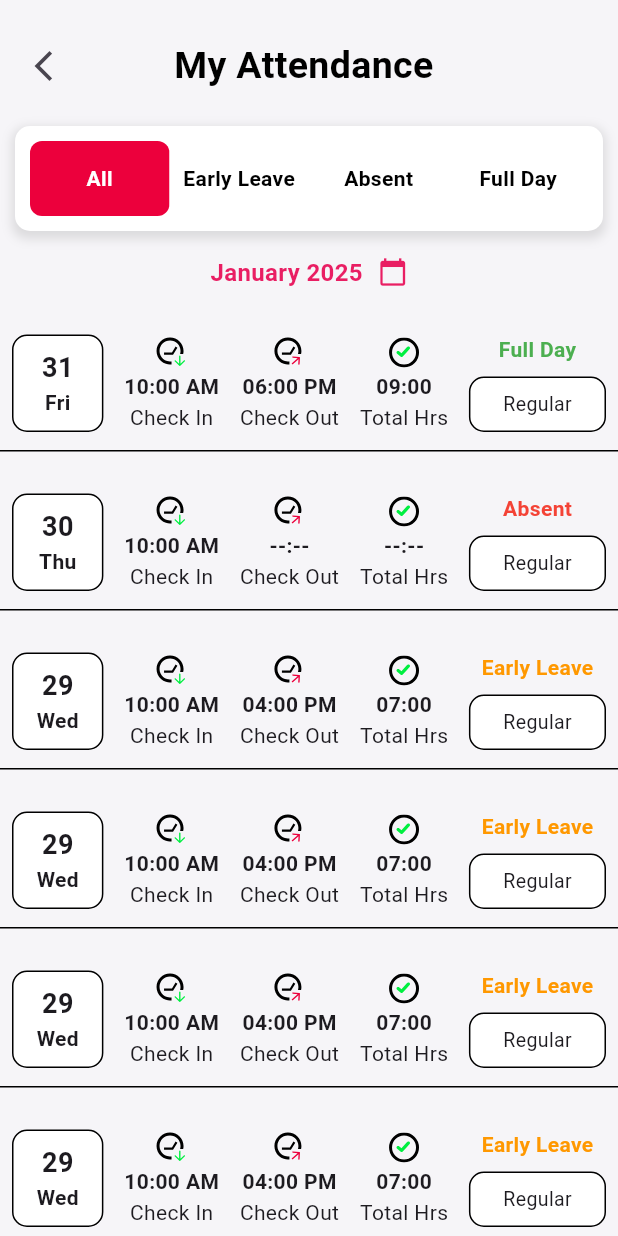
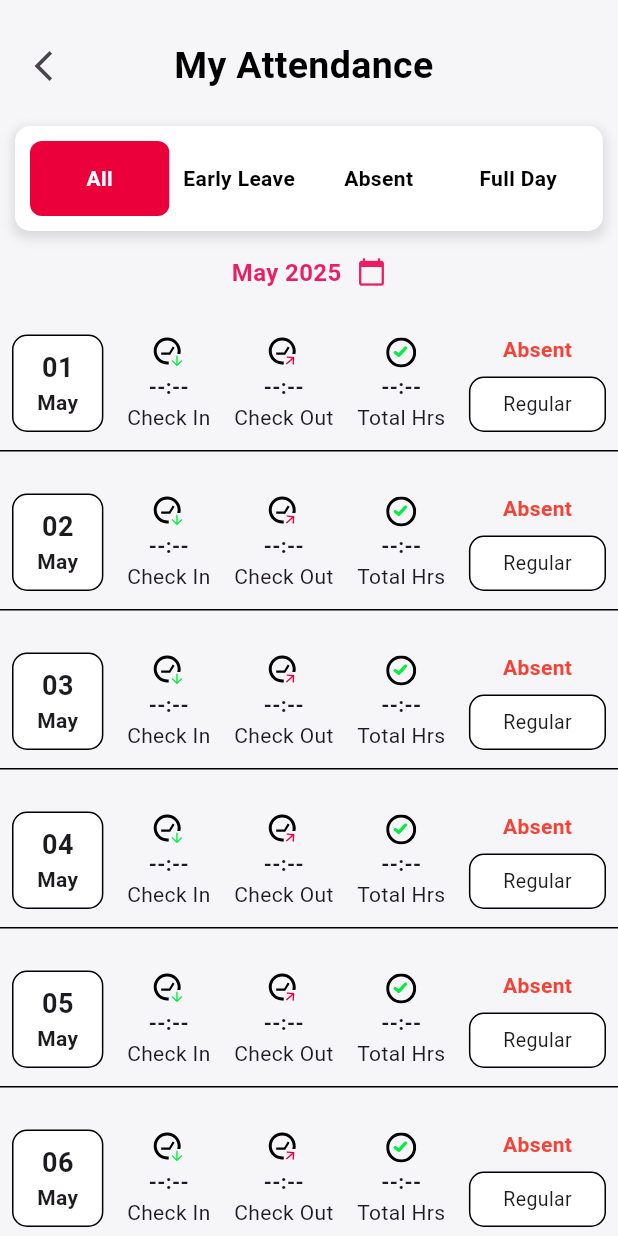
Before and after one commit to kashan8abbas/Codex-Clock, a Flutter app: the AttendanceScreen screen opened directly, on a phone screen of 412 x 824 dp. Run offline on Flutter 3.47's test engine with Material 3 defaults, Android fonts, the phone set to English and light mode, and no system bars; our stand-ins replace camera, cloud_firestore, connectivity_plus, firebase_auth, firebase_core, firebase_storage and 8 more; missing offline and left inert: android_intent_plus, network_info_plus, qr_code_scanner; accounts and stored records are empty; network calls fail.

Commit message:
Attendance Data Displayed

```diff
--- a/lib/Models/Attendance_Moldel.dart
+++ b/lib/Models/Attendance_Moldel.dart
@@ -1,30 +1,15 @@
-import 'package:cloud_firestore/cloud_firestore.dart';
-
 class AttendanceModel {
-  final DateTime checkIn;
-  final DateTime checkOut;
-  final Duration workedDuration;
+  final String date; // e.g., "02 May"
+  final String checkIn;
+  final String checkOut;
+  final String hours;
   final String status;
 
   AttendanceModel({
+    required this.date,
     required this.checkIn,
     required this.checkOut,
-    required this.workedDuration,
+    required this.hours,
     required this.status,
   });
-
-  factory AttendanceModel.fromFirestore(DocumentSnapshot doc) {
-    final data = doc.data() as Map<String, dynamic>;
-    return AttendanceModel(
-      checkIn: (data['checkIn'] as Timestamp).toDate(),
-      checkOut: (data['checkOut'] as Timestamp).toDate(),
-      workedDuration: _parseDuration(data['workedDuration']),
-      status: data['status'] ?? 'absent',
-    );
-  }
-
-  static Duration _parseDuration(String durationStr) {
-    final parts = durationStr.split(":").map(int.parse).toList();
-    return Duration(hours: parts[0], minutes: parts[1]);
-  }
 }
--- a/lib/ViewModels/Attendence_ViewModel.dart
+++ b/lib/ViewModels/Attendence_ViewModel.dart
@@ -1,24 +1,59 @@
 import 'package:flutter/material.dart';
 
-class AttendanceModel extends ChangeNotifier {
+import '../Models/Attendance_Moldel.dart';
+import '../Services/user_service.dart';
+
+class AttendanceViewModel extends ChangeNotifier {
+  List<AttendanceModel> _data = [];
   String _selectedLeaveType = 'All';
 
+  final List<String> months = const [
+    'January', 'February', 'March', 'April', 'May', 'June',
+    'July', 'August', 'September', 'October', 'November', 'December'
+  ];
+
+  int _selectedMonth = DateTime.now().month - 1;
+  int _selectedYear = DateTime.now().year;
+
+  int get selectedMonth => _selectedMonth;
+  int get selectedYear => _selectedYear;
+
+
+
+  List<AttendanceModel> get data => _data;
   String get selectedLeaveType => _selectedLeaveType;
 
-  // Set Leave Type
+  void setMonth(int index) {
+    _data = [];
+    _selectedMonth = index;
+    fetchRecords(index+1);
+    notifyListeners();
+  }
+
+  void setData(List<AttendanceModel> fetchedData) {
+    _data = fetchedData;
+    notifyListeners();
+  }
+
   void setLeaveType(String type) {
     _selectedLeaveType = type;
     notifyListeners();
   }
 
-  // Filter Attendance Data
-  List<Map<String, dynamic>> filterAttendance(List<Map<String, dynamic>> data) {
+  List<AttendanceModel> filterAttendance(List<AttendanceModel> data) {
     if (_selectedLeaveType == 'All') {
       return data;
     } else {
       return data
-          .where((item) => item['status'] == _selectedLeaveType)
+          .where((item) => item.status == _selectedLeaveType)
           .toList();
     }
   }
+
+  void fetchRecords(int month) async {
+    await UserService().fetchAttendanceForMonth(month: month).then((result) {
+      _data = result;
+      notifyListeners();
+    });
+  }
 }
--- /dev/null
+++ b/lib/ViewModels/Home_ViewModel.dart
@@ -0,0 +1,32 @@
+import 'package:flutter/material.dart';
+
+class HomeViewmodel extends ChangeNotifier {
+  Map<int, List<double>> _fetchDataDaily = {};
+  Map<int, List<double>> _fetchDataWeek = {};
+  Map<int, List<double>> _fetchDataYear = {};
+
+  Map<int, List<double>> get fetchDataDaily => _fetchDataDaily;
+  Map<int, List<double>> get fetchDataWeek => _fetchDataWeek;
+  Map<int, List<double>> get fetchDataYear => _fetchDataYear;
+
+  void setFetchDataDaily(List<double> data) {
+    _fetchDataDaily = {
+      0: data
+    };
+    notifyListeners();
+  }
+
+  void setFetchDataWeek(List<double> data) {
+    _fetchDataWeek = {
+      1: data
+    };
+    notifyListeners();
+  }
+
+  void setFetchDataYear(List<double> data) {
+    _fetchDataYear = {
+      2: data
+    };
+    notifyListeners();
+  }
+}
--- a/lib/Views/Screens/AdditionalScreens/AttendenceScreen.dart
+++ b/lib/Views/Screens/AdditionalScreens/AttendenceScreen.dart
@@ -1,130 +1,37 @@
+import 'package:codex_clock/Services/user_service.dart';
 import 'package:codex_clock/ViewModels/Attendence_ViewModel.dart';
 import 'package:codex_clock/Views/Widgets/AttendenceCard.dart';
 import 'package:flutter/material.dart';
+import 'package:flutter_spinkit/flutter_spinkit.dart';
 import 'package:provider/provider.dart';
 
-class AttendanceScreen extends StatelessWidget {
-  final List<Map<String, dynamic>> attendanceData = [
-    {
-      'date': '31 Fri',
-      'checkIn': '10:00 AM',
-      'checkOut': '06:00 PM',
-      'hours': '09:00',
-      'status': 'Full Day',
-      'type': 'Regular',
-      'statusColor': Colors.green,
-    },
-    {
-      'date': '30 Thu',
-      'checkIn': '10:00 AM',
-      'checkOut': '--:--',
-      'hours': '--:--',
-      'status': 'Absent',
-      'type': 'Regular',
-      'statusColor': Colors.red,
-    },
-    {
-      'date': '29 Wed',
-      'checkIn': '10:00 AM',
-      'checkOut': '04:00 PM',
-      'hours': '07:00',
-      'status': 'Early Leave',
-      'type': 'Regular',
-      'statusColor': Colors.orange,
-    },
-    {
-      'date': '29 Wed',
-      'checkIn': '10:00 AM',
-      'checkOut': '04:00 PM',
-      'hours': '07:00',
-      'status': 'Early Leave',
-      'type': 'Regular',
-      'statusColor': Colors.orange,
-    },
-    {
-      'date': '29 Wed',
-      'checkIn': '10:00 AM',
-      'checkOut': '04:00 PM',
-      'hours': '07:00',
-      'status': 'Early Leave',
-      'type': 'Regular',
-      'statusColor': Colors.orange,
-    },
-    {
-      'date': '29 Wed',
-      'checkIn': '10:00 AM',
-      'checkOut': '04:00 PM',
-      'hours': '07:00',
-      'status': 'Early Leave',
-      'type': 'Regular',
-      'statusColor': Colors.orange,
-    },
-    {
-      'date': '29 Wed',
-      'checkIn': '10:00 AM',
-      'checkOut': '04:00 PM',
-      'hours': '07:00',
-      'status': 'Early Leave',
-      'type': 'Regular',
-      'statusColor': Colors.orange,
-    },
-    {
-      'date': '29 Wed',
-      'checkIn': '10:00 AM',
-      'checkOut': '04:00 PM',
-      'hours': '07:00',
-      'status': 'Early Leave',
-      'type': 'Regular',
-      'statusColor': Colors.orange,
-    },
-    {
-      'date': '29 Wed',
-      'checkIn': '10:00 AM',
-      'checkOut': '04:00 PM',
-      'hours': '07:00',
-      'status': 'Early Leave',
-      'type': 'Regular',
-      'statusColor': Colors.orange,
-    },
-    {
-      'date': '29 Wed',
-      'checkIn': '10:00 AM',
-      'checkOut': '04:00 PM',
-      'hours': '07:00',
-      'status': 'Early Leave',
-      'type': 'Regular',
-      'statusColor': Colors.orange,
-    },
-    {
-      'date': '29 Wed',
-      'checkIn': '10:00 AM',
-      'checkOut': '04:00 PM',
-      'hours': '07:00',
-      'status': 'Early Leave',
-      'type': 'Regular',
-      'statusColor': Colors.orange,
-    },
-    {
-      'date': '29 Wed',
-      'checkIn': '10:00 AM',
-      'checkOut': '04:00 PM',
-      'hours': '07:00',
-      'status': 'Early Leave',
-      'type': 'Regular',
-      'statusColor': Colors.orange,
-    },
+class AttendanceScreen extends StatefulWidget {
+  const AttendanceScreen({super.key});
 
-  ];
+  @override
+  State<AttendanceScreen> createState() => _AttendanceScreenState();
+}
+
+class _AttendanceScreenState extends State<AttendanceScreen> {
+
+
+
+
+  @override
+  void initState() {
+    super.initState();
+    final attendanceViewmodel = Provider.of<AttendanceViewModel>(context, listen: false);
+    attendanceViewmodel.fetchRecords(DateTime.now().month);
+  }
+
 
   @override
   Widget build(BuildContext context) {
-    return ChangeNotifierProvider(
-      create: (context) => AttendanceModel(),
-      child: Scaffold(
+    return Scaffold(
       backgroundColor: Color.fromRGBO(246, 245, 248, 1),
-        body: Consumer<AttendanceModel>(
+      body: Consumer<AttendanceViewModel>(
         builder: (context, model, child) {
-            final filteredData = model.filterAttendance(attendanceData);
+          final filteredData = model.filterAttendance(model.data);
           return SafeArea(
             child: Column(
               children: [
@@ -182,26 +89,29 @@ class AttendanceScreen extends StatelessWidget {
                 ),
 
                 SizedBox(height: 16),
-                  Padding(
+                GestureDetector(
+                  onTap: _showMonthPickerDialog,
+                  child: Padding(
                     padding: const EdgeInsets.symmetric(horizontal: 16.0),
                     child: Row(
                       mainAxisAlignment: MainAxisAlignment.center,
                       children: [
-                        const Text(
-                          'January 2025',
-                          style: TextStyle(
+                        Text(
+                          '${model.months[model.selectedMonth]} ${model.selectedYear}',
+                          style: const TextStyle(
                             color: Colors.pink,
                             fontSize: 16,
                             fontWeight: FontWeight.bold,
                           ),
                         ),
-                        SizedBox(width: 10),
-                        Icon(
+                        const SizedBox(width: 10),
+                        const Icon(
                           Icons.calendar_today,
                           color: Colors.pink,
                           size: 20,
                         ),
                       ],
+                    ),
                   ),
                 ),
 
@@ -210,11 +120,17 @@ class AttendanceScreen extends StatelessWidget {
 
                 // Attendance List
                 Expanded(
-                    child: ListView.builder(
+                  child: model.data.isNotEmpty ? filteredData.isNotEmpty ? ListView.builder(
                     itemCount: filteredData.length,
                     itemBuilder: (context, index) {
                       return AttendanceCard(data: filteredData[index]);
                     },
+                  ) : Padding(
+                    padding: const EdgeInsets.only(bottom: 40),
+                    child: const Text('No Data Available', style: TextStyle(fontWeight: FontWeight.w500, fontSize: 15),),
+                  ) : Padding(
+                    padding: const EdgeInsets.only(bottom: 40),
+                    child: const SpinKitCircle(color: Color.fromRGBO(236, 0, 60, 1),size: 50),
                   ),
                 ),
               ],
@@ -222,11 +138,10 @@ class AttendanceScreen extends StatelessWidget {
           );
         },
       ),
-      ),
     );
   }
 
-  Widget _filterButton(String type, AttendanceModel model) {
+  Widget _filterButton(String type, AttendanceViewModel model) {
     return GestureDetector(
       onTap: () => model.setLeaveType(type),
       child: Container(
@@ -249,4 +164,35 @@ class AttendanceScreen extends StatelessWidget {
       ),
     );
   }
+
+  void _showMonthPickerDialog() {
+    showDialog(
+      context: context,
+      builder: (context) {
+        final model = Provider.of<AttendanceViewModel>(context, listen: false);
+        return AlertDialog(
+          backgroundColor: Colors.white,
+          title: const Text('Select Month', style: TextStyle(color: Color.fromRGBO(236, 0, 60, 1),fontWeight: FontWeight.bold),),
+          content: SizedBox(
+            width: double.maxFinite,
+            child: ListView.builder(
+              shrinkWrap: true,
+              itemCount: 12,
+              itemBuilder: (context, index) {
+                return ListTile(
+                  title: Text('${model.months[index]} ${model.selectedYear}'),
+                  onTap: () {
+                    model.setMonth(index);
+                    Navigator.pop(context);
+                  },
+                );
+              },
+            ),
+          ),
+        );
+      },
+    );
   }
+
+
+}
--- a/lib/Views/Widgets/AttendenceCard.dart
+++ b/lib/Views/Widgets/AttendenceCard.dart
@@ -1,10 +1,11 @@
+import 'package:codex_clock/Models/Attendance_Moldel.dart';
 import 'package:flutter/material.dart';
 import 'package:flutter_svg/svg.dart';
 
 class AttendanceCard extends StatelessWidget {
-  final Map<String, dynamic> data;
+  final AttendanceModel data;
 
-  const AttendanceCard({Key? key, required this.data}) : super(key: key);
+  const AttendanceCard({super.key, required this.data});
 
   @override
   Widget build(BuildContext context) {
@@ -38,14 +39,14 @@ class AttendanceCard extends StatelessWidget {
                 crossAxisAlignment: CrossAxisAlignment.center,
                 children: [
                   Text(
-                    data['date'].split(' ')[0],
+                    data.date.split(' ')[0],
                     style: const TextStyle(
                       fontSize: 18,
                       fontWeight: FontWeight.bold,
                     ),
                   ),
                   Text(
-                    data['date'].split(' ')[1],
+                    data.date.split(' ')[1],
                     style: const TextStyle(
                       fontSize: 14,
                       fontWeight: FontWeight.bold,
@@ -59,7 +60,7 @@ class AttendanceCard extends StatelessWidget {
           // Time Section
           Expanded(
             flex: 8,
-            child: Container(
+            child: SizedBox(
               height: 65,
               child: Row(
                 crossAxisAlignment: CrossAxisAlignment.start,
@@ -69,7 +70,7 @@ class AttendanceCard extends StatelessWidget {
                     mainAxisAlignment: MainAxisAlignment.spaceBetween,
                     children: [
                       SvgPicture.asset('lib/Utils/Icons/checkin.svg'),
-                      _timeRow('Check in', data['checkIn']),
+                      _timeRow('Check in', data.checkIn),
                       Text("Check In"),
                     ],
                   ),
@@ -77,7 +78,7 @@ class AttendanceCard extends StatelessWidget {
                     mainAxisAlignment: MainAxisAlignment.spaceBetween,
                     children: [
                       SvgPicture.asset('lib/Utils/Icons/checkout.svg'),
-                      _timeRow('Check out', data['checkOut']),
+                      _timeRow('Check out', data.checkOut),
                       Text("Check Out"),
                     ],
                   ),
@@ -85,7 +86,7 @@ class AttendanceCard extends StatelessWidget {
                     mainAxisAlignment: MainAxisAlignment.spaceBetween,
                     children: [
                       SvgPicture.asset('lib/Utils/Icons/totalhours.svg'),
-                      _timeRow('Total Hrs', data['hours']),
+                      _timeRow('Total Hrs', data.hours),
                       Text("Total Hrs"),
                     ],
                   ),
@@ -97,20 +98,24 @@ class AttendanceCard extends StatelessWidget {
           // Status Section
           Expanded(
             flex: 3,
-            child: Container(
+            child: SizedBox(
               height: 65,
 
               child: Column(
                 mainAxisAlignment: MainAxisAlignment.spaceBetween,
                 children: [
                   Text(
-                    data['status'],
+                    data.status,
                     style: TextStyle(
-                      color: data['statusColor'],
+                      color: data.status == 'Full Day'
+                            ? Colors.green
+                            : data.status == 'Absent'
+                            ? Colors.red
+                            : Colors.orange,
                       fontWeight: FontWeight.bold,
                     ),
                   ),
-                  _statusTag(data['type']),
+                  _statusTag('Regular'),
                 ],
               ),
             ),
--- a/lib/Views/Widgets/CustomButton.dart
+++ b/lib/Views/Widgets/CustomButton.dart
@@ -9,11 +9,11 @@ class CustomButton extends StatelessWidget {
   final VoidCallback onPressed;
 
   const CustomButton({
-    Key? key,
+    super.key,
     required this.text,
     required this.color,
     required this.onPressed,
-  }) : super(key: key);
+  });
 
   @override
   Widget build(BuildContext context) {
--- a/lib/main.dart
+++ b/lib/main.dart
@@ -1,5 +1,6 @@
 import 'package:codex_clock/ViewModels/Attendence_ViewModel.dart';
 import 'package:codex_clock/ViewModels/CompanyData_ViewModel.dart';
+import 'package:codex_clock/ViewModels/Home_ViewModel.dart';
 import 'package:codex_clock/ViewModels/Leave_ViewModel.dart';
 import 'package:codex_clock/ViewModels/Loading_ViewModel.dart';
 import 'package:codex_clock/ViewModels/Navigation_ViewModel.dart';
@@ -10,6 +11,7 @@ import 'package:codex_clock/ViewModels/TakePhoto_ViewModel.dart';
 import 'package:codex_clock/ViewModels/UserData_ViewModel.dart';
 import 'package:codex_clock/Views/Screens/AuthScreens/PhoneLoginScreen.dart';
 import 'package:codex_clock/Views/Screens/HomePages/HomeScreen.dart';
+import 'package:codex_clock/test.dart';
 import 'package:firebase_auth/firebase_auth.dart';
 import 'package:firebase_core/firebase_core.dart';
 import 'package:flutter/material.dart';
@@ -55,13 +57,15 @@ class _MyAppState extends State<MyApp> {
         ChangeNotifierProvider(create: (_) => SignUpViewModel()),
         ChangeNotifierProvider(create: (_) => QRScannerViewModel()),
         ChangeNotifierProvider(create: (_) => ApplyLeaveViewModel()),
-        ChangeNotifierProvider(create: (_) => AttendanceModel()),
+        ChangeNotifierProvider(create: (_) => AttendanceViewModel()),
         ChangeNotifierProvider(create: (_) => LoadingViewModel()),
         ChangeNotifierProvider(create: (_) => UserDataViewModel()),
         ChangeNotifierProvider(create: (_) => CompanyDataViewModel()),
         ChangeNotifierProvider(create: (_) => NavigationViewModel()),
         ChangeNotifierProvider(create: (_) => QRLoadingViewModel()),
         ChangeNotifierProvider(create: (_) => SummaryViewModel()),
+        ChangeNotifierProvider(create: (_) => HomeViewmodel()),
+        ChangeNotifierProvider(create: (_) => AttendanceViewModel()),
 
       ],
       child: MaterialApp(
--- a/lib/test.dart
+++ b/lib/test.dart
@@ -45,7 +45,7 @@ class RandomAttendanceScreen extends StatelessWidget {
         .collection("Attendance")
         .doc(userId)
         .collection("records")
-        .doc('22-05-2025') // doc name = timestamp string
+        .doc('28-05-2025') // doc name = timestamp string
         .set({
       "checkIn": Timestamp.fromDate(checkIn),
       "checkOut": Timestamp.fromDate(checkOut),
```
Also changed, not shown: lib/Services/user_service.dart (+72 -0 lines), lib/ViewModels/Summary_ViewModel.dart (+79 -16 lines), lib/Views/Screens/HomePages/HomeScreen.dart (+41 -27 lines). Lines whose indentation alone changed are shown as unchanged.
